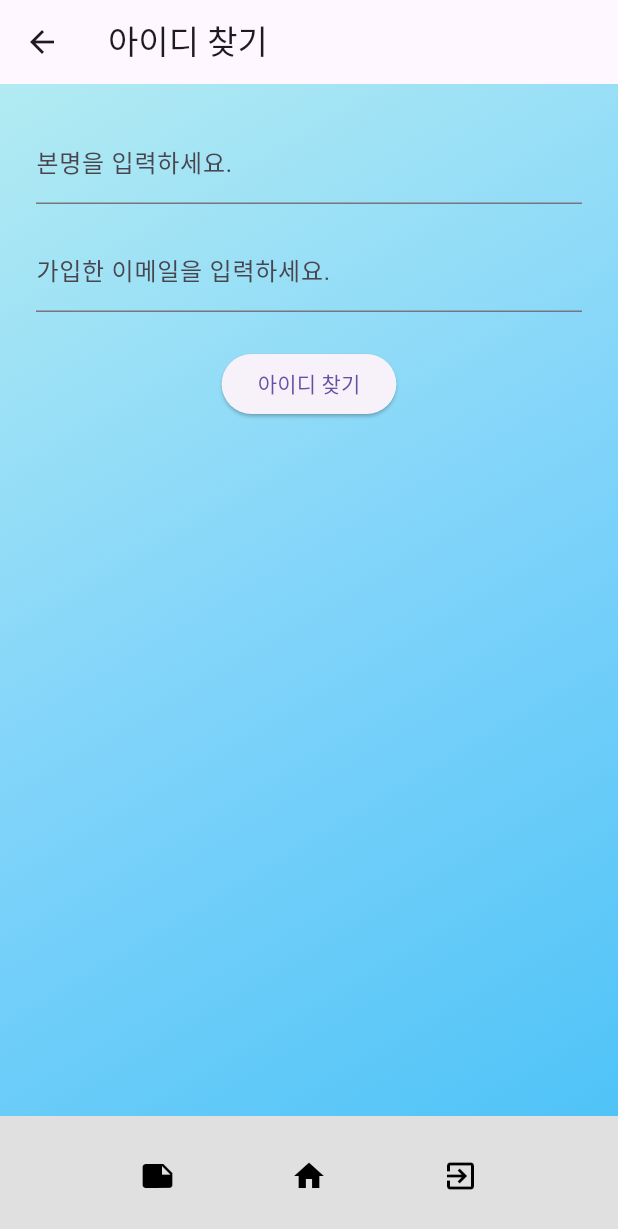
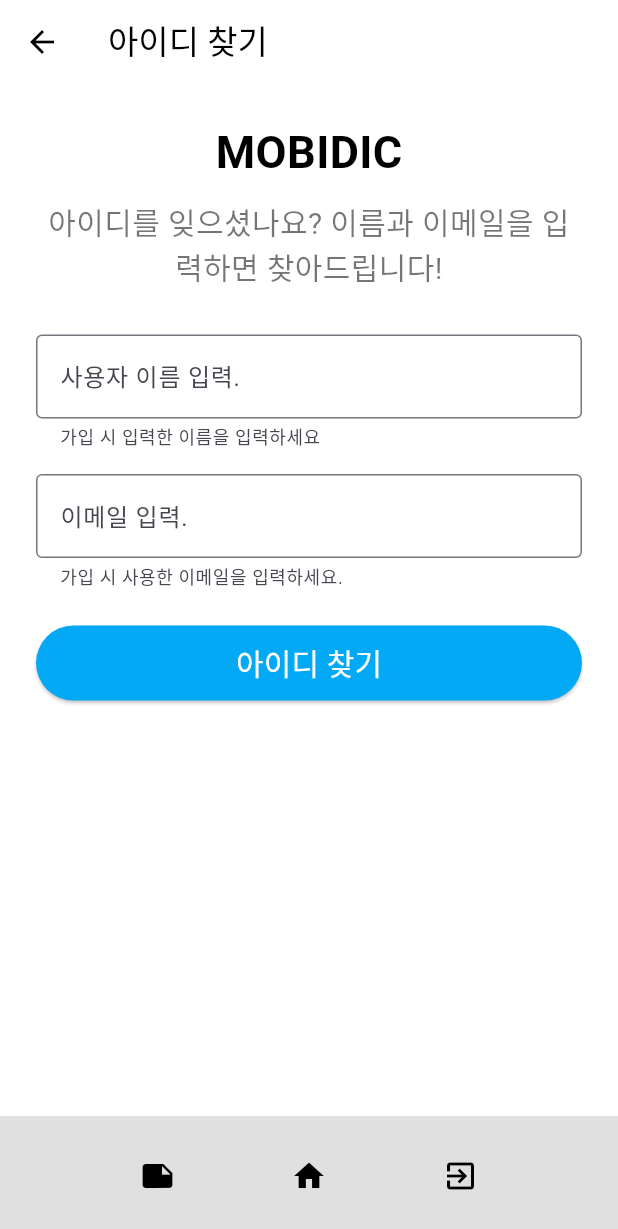
Before and after one commit to kthowns/mobile-dictionary, a Flutter app: the FindIdPage screen opened by its route, on a phone screen of 412 x 824 dp. Shown: the top 1229 px of the screen. Run offline on Flutter 3.47's test engine with Material 3 defaults, Android fonts, the light colour scheme and no system bars.

Commit message:
fix: 아이디 찾기 UI 통일 - 상단에 현재 페이지 이름 - 아이디 찾기 부연 설명 삽입 - 가독성 위해 배경 흰색 설정 - 버튼 색상 변경

```diff
--- a/mobidic_flutter/lib/find_id_page.dart
+++ b/mobidic_flutter/lib/find_id_page.dart
@@ -56,42 +56,74 @@
   @override
   Widget build(BuildContext context) {
     return Scaffold(
-      appBar: AppBar(title: const Text("아이디 찾기")),
-      body: Container(
-        width: double.infinity,
-        height: double.infinity,
-        decoration: const BoxDecoration(
-          gradient: LinearGradient(
-            colors: [
-              Color(0xFFb2ebf2),
-              Color(0xFF81d4fa),
-              Color(0xFF4fc3f7),
-            ],
-            begin: Alignment.topLeft,
-            end: Alignment.bottomRight,
+      backgroundColor: Colors.white, // ✅ 흰 배경으로 변경
+      appBar: AppBar(
+        title: const Text("아이디 찾기"),
+        backgroundColor: Colors.white,
+        elevation: 0,
+        foregroundColor: Colors.black,
+      ),
+      body: Padding(
+        padding: const EdgeInsets.all(24.0),
+        child: Column(
+          crossAxisAlignment: CrossAxisAlignment.start,
+          children: [
+            const Center(
+              child: Text(
+                'MOBIDIC',
+                style: TextStyle(
+                  fontSize: 30,
+                  fontWeight: FontWeight.bold,
+                  color: Colors.black,
                 ),
               ),
-        child: Padding(
-          padding: const EdgeInsets.all(24.0),
-          child: Column(
-            children: [
+            ),
+            const SizedBox(height: 10),
+            const Center(
+              child: Text(
+                '아이디를 잊으셨나요? 이름과 이메일을 입력하면 찾아드립니다!',
+                style: TextStyle(fontSize: 20, color: Colors.black54),
+                textAlign: TextAlign.center,
+              ),
+            ),
+            const SizedBox(height: 30),
             TextField(
               controller: nameController,
-                decoration: const InputDecoration(labelText: "본명을 입력하세요."),
+              decoration: const InputDecoration(
+                labelText: "사용자 이름 입력.",
+                helperText: '가입 시 입력한 이름을 입력하세요',
+                border: OutlineInputBorder(),
+              ),
             ),
             const SizedBox(height: 16),
             TextField(
               controller: emailController,
-                decoration: const InputDecoration(labelText: "가입한 이메일을 입력하세요."),
+              decoration: const InputDecoration(
+                labelText: "이메일 입력.",
+                helperText: '가입 시 사용한 이메일을 입력하세요.',
+                border: OutlineInputBorder(),
+              ),
             ),
             const SizedBox(height: 24),
-              ElevatedButton(
+            SizedBox(
+              width: double.infinity,
+              height: 50,
+              child: ElevatedButton(
                 onPressed: tryFindId,
-                child: const Text("아이디 찾기"),
+                style: ElevatedButton.styleFrom(
+                  backgroundColor: Colors.lightBlue,
+                  shape: RoundedRectangleBorder(
+                    borderRadius: BorderRadius.circular(30),
+                  ),
+                ),
+                child: const Text(
+                  "아이디 찾기",
+                  style: TextStyle(fontSize: 20, color: Colors.white),
+                ),
+              ),
             ),
             const SizedBox(height: 40),
           ],
-          ),
         ),
       ),
       bottomNavigationBar: BottomAppBar(
```
Lines whose indentation alone changed are shown as unchanged.
